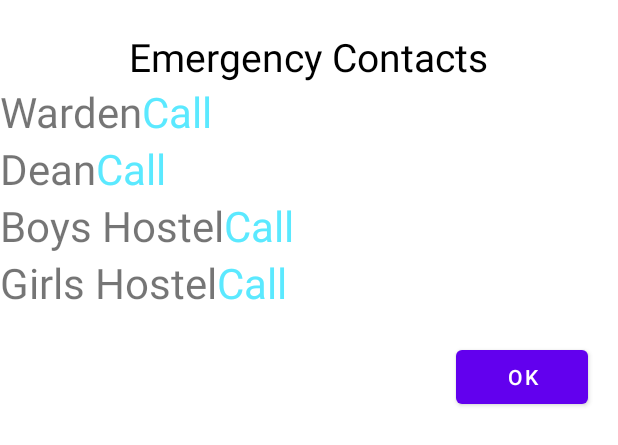
After one commit to soumilj94/Dormentor, an Android app: the layout emerg_ctn_pop_up_dialog.xml on its own in the app's theme, with its tools: preview values and no code run, on a phone screen of 412 x 824 dp. The commit adds this screen. Shown: the top 445 px of the screen. Run offline under Robolectric (Android 15) with nearby library versions, the phone set to English and light mode, and no system bars; Roboto replaces fonts that are not available here.

Commit message:
adding custom dialog functionality

```diff
--- a/app/src/main/java/com/soumil/dormentor/MainActivity.kt
+++ b/app/src/main/java/com/soumil/dormentor/MainActivity.kt
@@ -1,5 +1,6 @@
 package com.soumil.dormentor
 
+import android.app.Dialog
 import android.content.Context
 import android.content.Intent
 import androidx.appcompat.app.AppCompatActivity
@@ -15,6 +16,7 @@ class MainActivity : AppCompatActivity() {
 
         val myProfile = findViewById<CardView>(R.id.profileBg)
         val gatePass = findViewById<CardView>(R.id.gatePassBtn)
+        val emergCtn = findViewById<CardView>(R.id.emergencyBtn)
 
         myProfile.setOnClickListener{
             val vibrator = getSystemService(Context.VIBRATOR_SERVICE) as Vibrator
@@ -23,6 +25,10 @@ class MainActivity : AppCompatActivity() {
             val intent = Intent(this, ProfileActivity::class.java)
             startActivity(intent)
             overridePendingTransition(R.anim.slide_in_left, R.anim.slide_out_right)
+        }
+
+        emergCtn.setOnClickListener{
+
         }
 
         gatePass.setOnClickListener{
--- /dev/null
+++ b/app/src/main/res/layout/emerg_ctn_pop_up_dialog.xml
@@ -0,0 +1,107 @@
+<?xml version="1.0" encoding="utf-8"?>
+<LinearLayout xmlns:android="http://schemas.android.com/apk/res/android"
+    android:layout_width="match_parent"
+    android:layout_height="match_parent"
+    android:orientation="vertical">
+
+    <TextView
+        android:layout_width="wrap_content"
+        android:layout_height="wrap_content"
+        android:text="Emergency Contacts"
+        android:textSize="26sp"
+        android:textColor="@color/black"
+        android:layout_gravity="center_horizontal"
+        android:layout_marginTop="20dp"/>
+
+    <LinearLayout
+        android:layout_width="match_parent"
+        android:layout_height="wrap_content"
+        android:orientation="horizontal"
+        android:gravity="center_vertical">
+
+        <TextView
+            android:layout_width="wrap_content"
+            android:layout_height="wrap_content"
+            android:text="Warden"
+            android:textSize="28sp"
+            android:gravity="left"/>
+        <TextView
+            android:id="@+id/callWarden"
+            android:layout_width="wrap_content"
+            android:layout_height="wrap_content"
+            android:text="Call"
+            android:textSize="28sp"
+            android:textColor="@color/light_blue"/>
+    </LinearLayout>
+
+    <LinearLayout
+        android:layout_width="match_parent"
+        android:layout_height="wrap_content"
+        android:orientation="horizontal"
+        android:gravity="center_vertical">
+
+        <TextView
+            android:layout_width="wrap_content"
+            android:layout_height="wrap_content"
+            android:text="Dean"
+            android:textSize="28sp"
+            android:gravity="left"/>
+        <TextView
+            android:id="@+id/callDean"
+            android:layout_width="wrap_content"
+            android:layout_height="wrap_content"
+            android:text="Call"
+            android:textSize="28sp"
+            android:textColor="@color/light_blue"/>
+    </LinearLayout>
+
+    <LinearLayout
+        android:layout_width="match_parent"
+        android:layout_height="wrap_content"
+        android:orientation="horizontal"
+        android:gravity="center_vertical">
+
+        <TextView
+            android:layout_width="wrap_content"
+            android:layout_height="wrap_content"
+            android:text="Boys Hostel"
+            android:textSize="28sp"
+            android:gravity="left"/>
+        <TextView
+            android:id="@+id/callBoysHostel"
+            android:layout_width="wrap_content"
+            android:layout_height="wrap_content"
+            android:text="Call"
+            android:textSize="28sp"
+            android:textColor="@color/light_blue"/>
+    </LinearLayout>
+
+    <LinearLayout
+        android:layout_width="match_parent"
+        android:layout_height="wrap_content"
+        android:orientation="horizontal"
+        android:gravity="center_vertical">
+
+        <TextView
+            android:layout_width="wrap_content"
+            android:layout_height="wrap_content"
+            android:text="Girls Hostel"
+            android:textSize="28sp"
+            android:gravity="left"/>
+        <TextView
+            android:id="@+id/callGirlsHostel"
+            android:layout_width="wrap_content"
+            android:layout_height="wrap_content"
+            android:text="Call"
+            android:textSize="28sp"
+            android:textColor="@color/light_blue"/>
+    </LinearLayout>
+
+    <Button
+        android:layout_width="wrap_content"
+        android:layout_height="wrap_content"
+        android:text="OK"
+        android:layout_gravity="end"
+        android:layout_marginEnd="20dp"
+        android:layout_marginTop="20dp"/>
+</LinearLayout>
```
